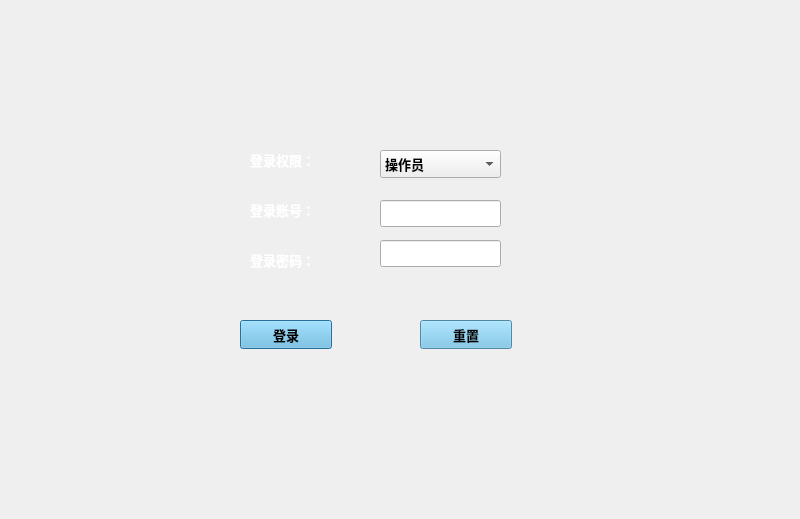
shixiejj/DHB_AGV_qt, file ui/login2.ui: the form before one commit.
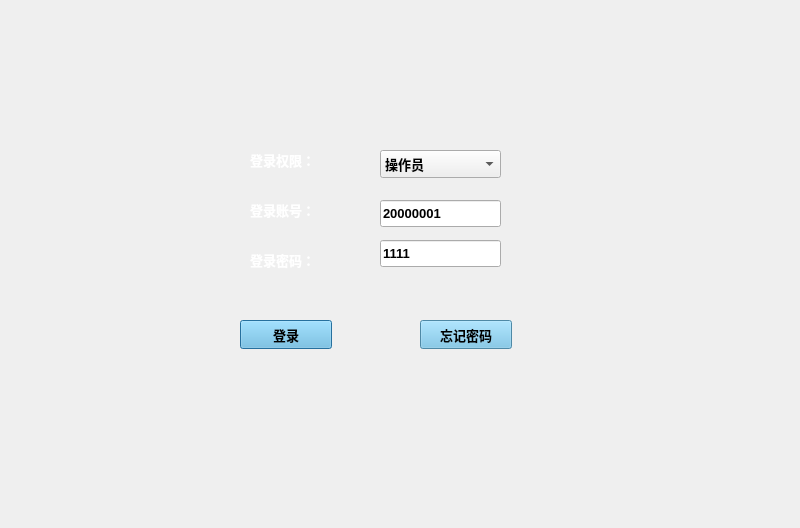
The form after the commit. Icons and pictures are not drawn.

Diff of the .ui file:
```diff
--- a/ui/login2.ui
+++ b/ui/login2.ui
@@ -7,7 +7,7 @@
     <x>0</x>
     <y>0</y>
     <width>800</width>
-    <height>519</height>
+    <height>528</height>
    </rect>
   </property>
   <property name="windowTitle">
@@ -99,6 +99,9 @@
      <bold>true</bold>
     </font>
    </property>
+   <property name="text">
+    <string>1111</string>
+   </property>
   </widget>
   <widget class="QComboBox" name="comboBox">
    <property name="geometry">
@@ -147,7 +150,7 @@
     <string notr="true">background-color: rgb(109, 192, 232);</string>
    </property>
    <property name="text">
-    <string>重置</string>
+    <string>忘记密码</string>
    </property>
   </widget>
   <widget class="QLineEdit" name="lineEdit_user">
@@ -166,6 +169,9 @@
      <bold>true</bold>
     </font>
    </property>
+   <property name="text">
+    <string>20000001</string>
+   </property>
   </widget>
  </widget>
  <resources>
```
Left out of the diff: 6 changed lines with no effect on the pictures.
